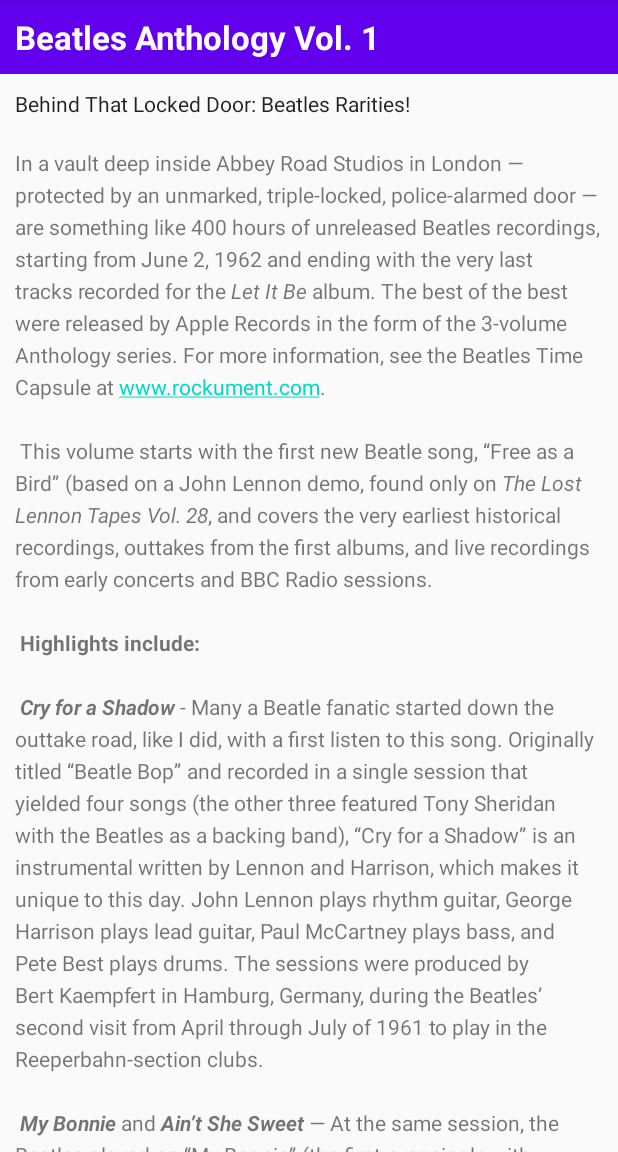
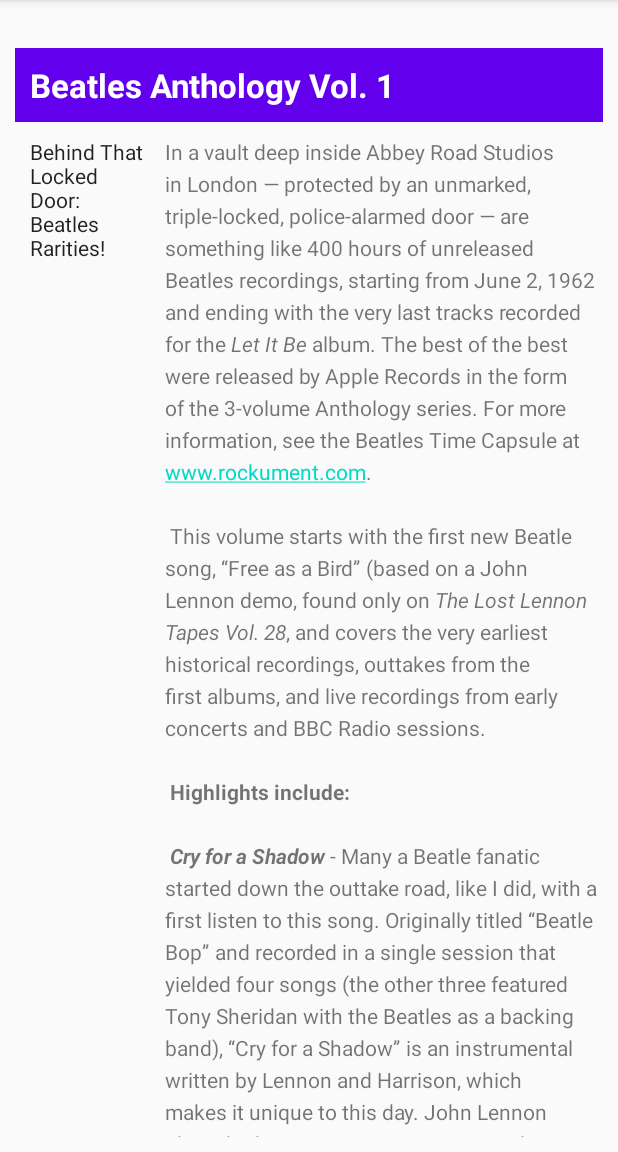
Before and after one commit to ling63/Scrolling_Text_Challenge, an Android app: the screen it shows after launch (MainActivity), on a phone screen of 412 x 824 dp, the part 84-1236 px from its top. Run offline under Robolectric (Android 15) with nearby library versions, the phone set to English and light mode, and no system bars.

Commit message:
commit by liew siew ling 4/7/2020

```diff
--- a/app/src/main/res/layout/activity_main.xml
+++ b/app/src/main/res/layout/activity_main.xml
@@ -4,12 +4,18 @@
     xmlns:tools="http://schemas.android.com/tools"
     android:layout_width="match_parent"
     android:layout_height="match_parent"
+    android:layout_margin="10dp"
+    android:visibility="visible"
     tools:context=".MainActivity">
 
     <TextView
         android:id="@+id/article_heading"
         android:layout_width="match_parent"
         android:layout_height="wrap_content"
+        android:layout_alignParentStart="true"
+        android:layout_alignParentLeft="true"
+        android:layout_alignParentTop="true"
+        android:layout_marginTop="22dp"
         android:background="@color/colorPrimary"
         android:padding="@dimen/padding_regular"
         android:text="@string/article_title"
@@ -25,11 +31,11 @@
         <LinearLayout
             android:layout_width="match_parent"
             android:layout_height="wrap_content"
-            android:orientation="vertical">
+            android:orientation="horizontal">
 
             <TextView
                 android:id="@+id/article_subheading"
-                android:layout_width="match_parent"
+                android:layout_width="@dimen/subheading_width"
                 android:layout_height="wrap_content"
                 android:padding="@dimen/padding_regular"
                 android:text="@string/article_subtitle"
@@ -40,15 +46,8 @@
                 android:layout_width="wrap_content"
                 android:layout_height="wrap_content"
                 android:autoLink="web"
-                android:lineSpacingExtra="@dimen/line_spacing"
-                android:padding="@dimen/padding_regular"
+                android:lineSpacingExtra="5sp"
                 android:text="@string/article_text" />
-
-            <Button
-                android:layout_width="wrap_content"
-                android:layout_height="wrap_content"
-                android:id="@+id/comment_button"
-                android:text="@string/add_comment" />
         </LinearLayout>
 
     </ScrollView>
--- a/app/src/main/res/values/dimens.xml
+++ b/app/src/main/res/values/dimens.xml
@@ -1,5 +1,5 @@
 <?xml version="1.0" encoding="utf-8"?>
 <resources>
     <dimen name="padding_regular">10dp</dimen>
-    <dimen name="line_spacing">5sp</dimen>
+    <dimen name="subheading_width">100dp</dimen>
 </resources>
```
